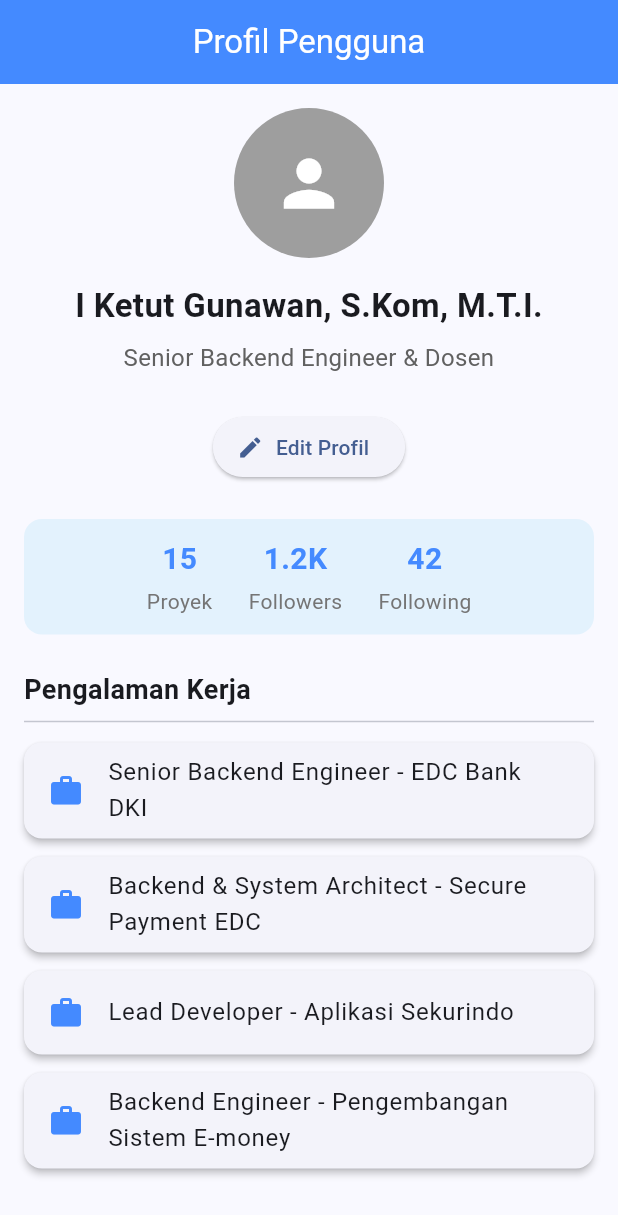
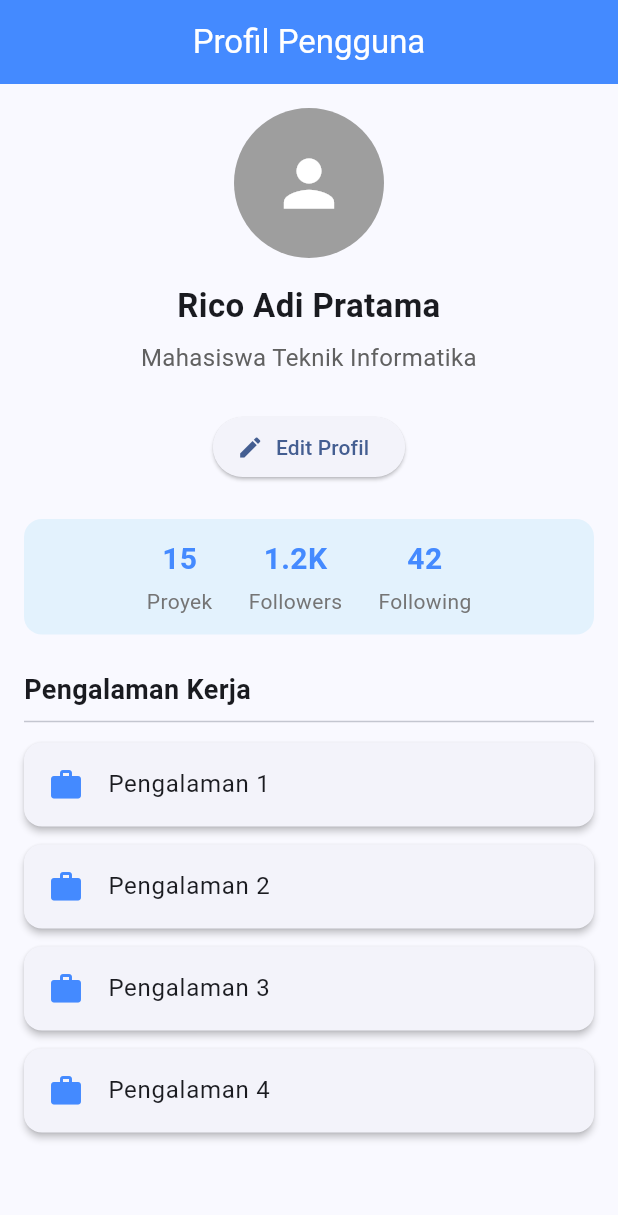
Before and after one commit to snzza/tugas-pertemuan-5, a Flutter app: the screen it shows after launch, on a phone screen of 412 x 824 dp. Shown: the top 1215 px of the screen. Run offline on Flutter 3.47's test engine with Material 3 defaults, Android fonts, the phone set to English and light mode, and no system bars.

Commit message:
fix: kembalikan data profil ke data sendiri

```diff
--- a/lib/profile_page.dart
+++ b/lib/profile_page.dart
@@ -8,13 +8,13 @@ class ProfilePage extends StatefulWidget {
 }
 
 class _ProfilePageState extends State<ProfilePage> {
-  String userName = 'I Ketut Gunawan, S.Kom, M.T.I.';
-  final String role = 'Senior Backend Engineer & Dosen';
+  String userName = 'Rico Adi Pratama';
+  final String role = 'Mahasiswa Teknik Informatika';
   final List<String> experiences = const [
-    'Senior Backend Engineer - EDC Bank DKI',
-    'Backend & System Architect - Secure Payment EDC',
-    'Lead Developer - Aplikasi Sekurindo',
-    'Backend Engineer - Pengembangan Sistem E-money',
+    'Pengalaman 1',
+    'Pengalaman 2',
+    'Pengalaman 3',
+    'Pengalaman 4',
   ];
 
   @override
```
Also changed, not shown: 1 other file.
